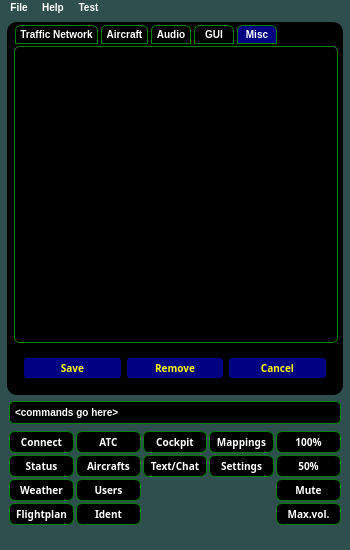
Above: samples/blackgui/mainwindow.ui from swift-project/pilotclient before the change. Below: the same form after it.
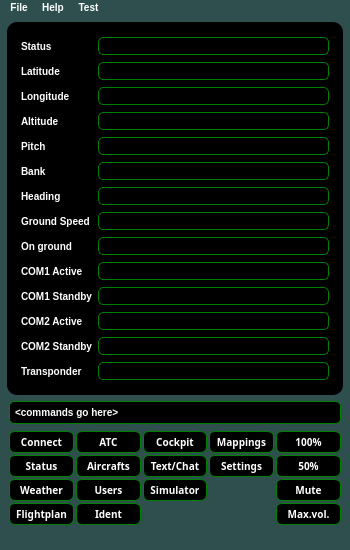
That is the form after the change. The open tabs and pages were chosen to show the change. Icons and pictures are not drawn.

Commit message:
Add new page in sample_blackgui to display user aircraft data
refs #143

What changed in the file:
```diff
--- a/samples/blackgui/mainwindow.ui
+++ b/samples/blackgui/mainwindow.ui
@@ -2485,6 +2485,190 @@
            </item>
           </layout>
          </widget>
+         <widget class="QWidget" name="pg_Simulator">
+          <layout class="QGridLayout" name="gridLayout_2">
+           <item row="3" column="0">
+            <widget class="QLabel" name="lbl_OwnAircraftSituationLongitude">
+             <property name="text">
+              <string>Longitude</string>
+             </property>
+            </widget>
+           </item>
+           <item row="0" column="0">
+            <widget class="QLabel" name="lbl_SimulatorStatus">
+             <property name="text">
+              <string>Status</string>
+             </property>
+            </widget>
+           </item>
+           <item row="6" column="0">
+            <widget class="QLabel" name="lbl_OwnAircraftSituationBank">
+             <property name="text">
+              <string>Bank</string>
+             </property>
+            </widget>
+           </item>
+           <item row="2" column="0">
+            <widget class="QLabel" name="lbl_OwnAircraftSituationLatitude">
+             <property name="text">
+              <string>Latitude</string>
+             </property>
+            </widget>
+           </item>
+           <item row="8" column="0">
+            <widget class="QLabel" name="lbl_SimulatorGroundSpeed">
+             <property name="text">
+              <string>Ground Speed</string>
+             </property>
+            </widget>
+           </item>
+           <item row="7" column="0">
+            <widget class="QLabel" name="lbl_SimulatorHeading">
+             <property name="text">
+              <string>Heading</string>
+             </property>
+            </widget>
+           </item>
+           <item row="9" column="0">
+            <widget class="QLabel" name="lbl_SimulatorOnGround">
+             <property name="text">
+              <string>On ground</string>
+             </property>
+            </widget>
+           </item>
+           <item row="4" column="0">
+            <widget class="QLabel" name="lbl_OwnAircraftSituationAltitude">
+             <property name="text">
+              <string>Altitude</string>
+             </property>
+            </widget>
+           </item>
+           <item row="5" column="0">
+            <widget class="QLabel" name="lbl_OwnAircraftSituationPitch">
+             <property name="text">
+              <string>Pitch</string>
+             </property>
+            </widget>
+           </item>
+           <item row="0" column="1">
+            <widget class="QLineEdit" name="le_SimulatorStatus">
+             <property name="enabled">
+              <bool>false</bool>
+             </property>
+            </widget>
+           </item>
+           <item row="2" column="1">
+            <widget class="QLineEdit" name="le_SimulatorLatitude">
+             <property name="enabled">
+              <bool>false</bool>
+             </property>
+            </widget>
+           </item>
+           <item row="3" column="1">
+            <widget class="QLineEdit" name="le_SimulatorLongitude">
+             <property name="enabled">
+              <bool>false</bool>
+             </property>
+            </widget>
+           </item>
+           <item row="4" column="1">
+            <widget class="QLineEdit" name="le_SimulatorAltitude">
+             <property name="enabled">
+              <bool>false</bool>
+             </property>
+            </widget>
+           </item>
+           <item row="5" column="1">
+            <widget class="QLineEdit" name="le_SimulatorPitch">
+             <property name="enabled">
+              <bool>false</bool>
+             </property>
+            </widget>
+           </item>
+           <item row="10" column="1">
+            <widget class="QLineEdit" name="le_SimulatorCom1Active">
+             <property name="enabled">
+              <bool>false</bool>
+             </property>
+            </widget>
+           </item>
+           <item row="11" column="0">
+            <widget class="QLabel" name="lbl_SimulatorCom1Standby">
+             <property name="text">
+              <string>COM1 Standby</string>
+             </property>
+            </widget>
+           </item>
+           <item row="10" column="0">
+            <widget class="QLabel" name="lbl_SimulatorCom1Active">
+             <property name="text">
+              <string>COM1 Active</string>
+             </property>
+            </widget>
+           </item>
+           <item row="12" column="0">
+            <widget class="QLabel" name="lbl_SimulatorCom2Active">
+             <property name="text">
+              <string>COM2 Active</string>
+             </property>
+            </widget>
+           </item>
+           <item row="13" column="0">
+            <widget class="QLabel" name="lbl_SimulatorCom2Standby">
+             <property name="text">
+              <string>COM2 Standby</string>
+             </property>
+            </widget>
+           </item>
+           <item row="11" column="1">
+            <widget class="QLineEdit" name="le_SimulatorCom1Standby"/>
+           </item>
+           <item row="12" column="1">
+            <widget class="QLineEdit" name="le_SimulatorCom2Active"/>
+           </item>
+           <item row="13" column="1">
+            <widget class="QLineEdit" name="le_SimulatorCom2Standby"/>
+           </item>
+           <item row="6" column="1">
+            <widget class="QLineEdit" name="le_SimulatorBank">
+             <property name="enabled">
+              <bool>false</bool>
+             </property>
+            </widget>
+           </item>
+           <item row="7" column="1">
+            <widget class="QLineEdit" name="le_SimulatorHeading">
+             <property name="enabled">
+              <bool>false</bool>
+             </property>
+            </widget>
+           </item>
+           <item row="8" column="1">
+            <widget class="QLineEdit" name="le_SimulatorGroundSpeed">
+             <property name="enabled">
+              <bool>false</bool>
+             </property>
+            </widget>
+           </item>
+           <item row="9" column="1">
+            <widget class="QLineEdit" name="le_SimulatorOnGround">
+             <property name="enabled">
+              <bool>false</bool>
+             </property>
+            </widget>
+           </item>
+           <item row="14" column="1">
+            <widget class="QLineEdit" name="le_SimulatorTransponder"/>
+           </item>
+           <item row="14" column="0">
+            <widget class="QLabel" name="lbl_SimulatorTransponder">
+             <property name="text">
+              <string>Transponder</string>
+             </property>
+            </widget>
+           </item>
+          </layout>
+         </widget>
         </widget>
        </item>
        <item>
@@ -2813,6 +2997,13 @@
             </property>
            </widget>
           </item>
+          <item row="3" column="2">
+           <widget class="QPushButton" name="pb_MainSimulator">
+            <property name="text">
+             <string>Simulator</string>
+            </property>
+           </widget>
+          </item>
          </layout>
         </widget>
        </item>
```
Left out of the diff: 2 changed lines with no effect on the pictures. The commit also changes 3 other files.
